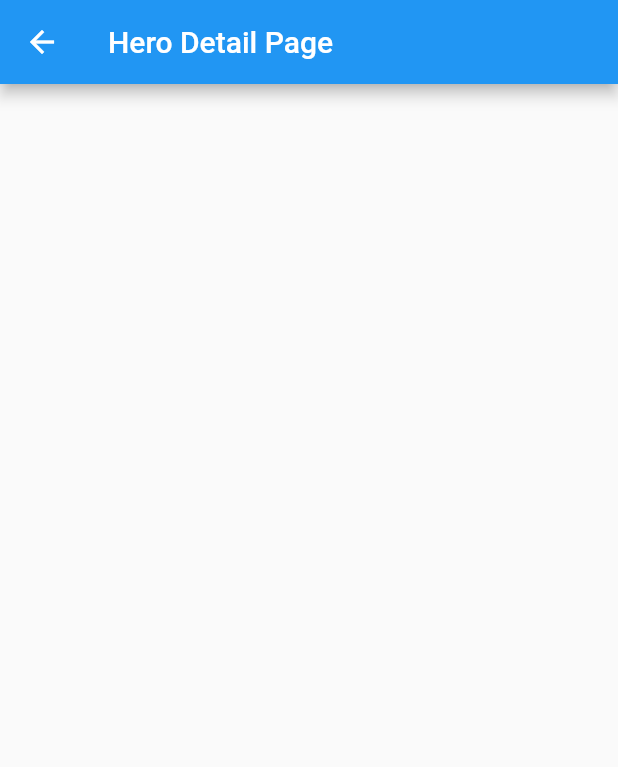
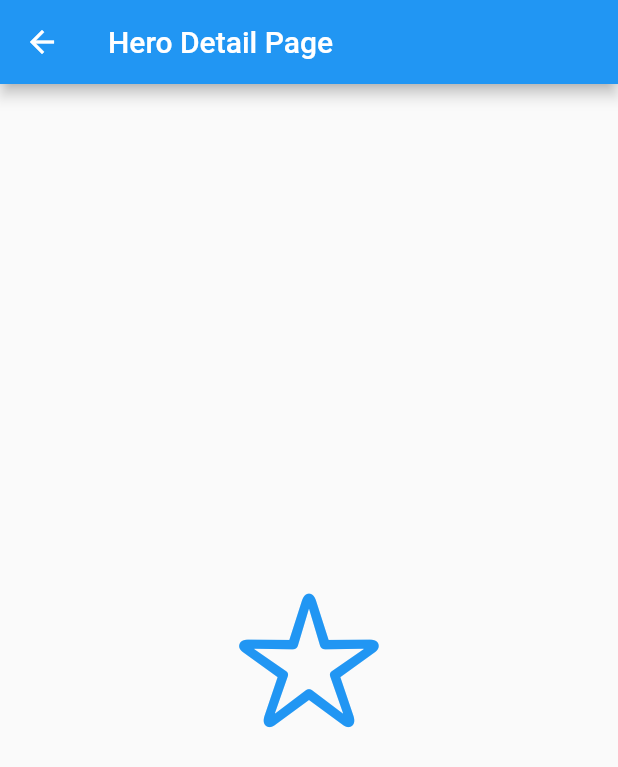
Before and after one commit to SalehAkramSifat/Flutter-Extra-Widget, a Flutter app: the HeroDetailPage screen opened directly, on a phone screen of 412 x 824 dp. Shown: the top 767 px of the screen. Run offline on Flutter 3.47's test engine with Material 2 defaults, Android fonts, the phone set to English and light mode, and no system bars.

Commit message:
Incomplete Project

```diff
--- a/lib/main.dart
+++ b/lib/main.dart
@@ -44,9 +44,21 @@ class HomeActivity extends StatelessWidget {
   }
 }
 
-class HeroDetailPage  extends StatelessWidget{
+class HeroDetailPage extends StatelessWidget {
   @override
   Widget build(BuildContext context) {
-    return Scaffold(appBar: AppBar(title: Text("Hero Detail Page"),),);
+    return Scaffold(
+      appBar: AppBar(title: Text("Hero Detail Page")),
+      body: Center(
+        child: Hero(
+          tag: "hero-demo",
+          child: Icon(
+            CupertinoIcons.star,
+            color: Colors.blue,
+            size: 100,
+          ),
+        ),
+      ),
+    );
   }
 }
```
Also changed, not shown: 1 other file.
